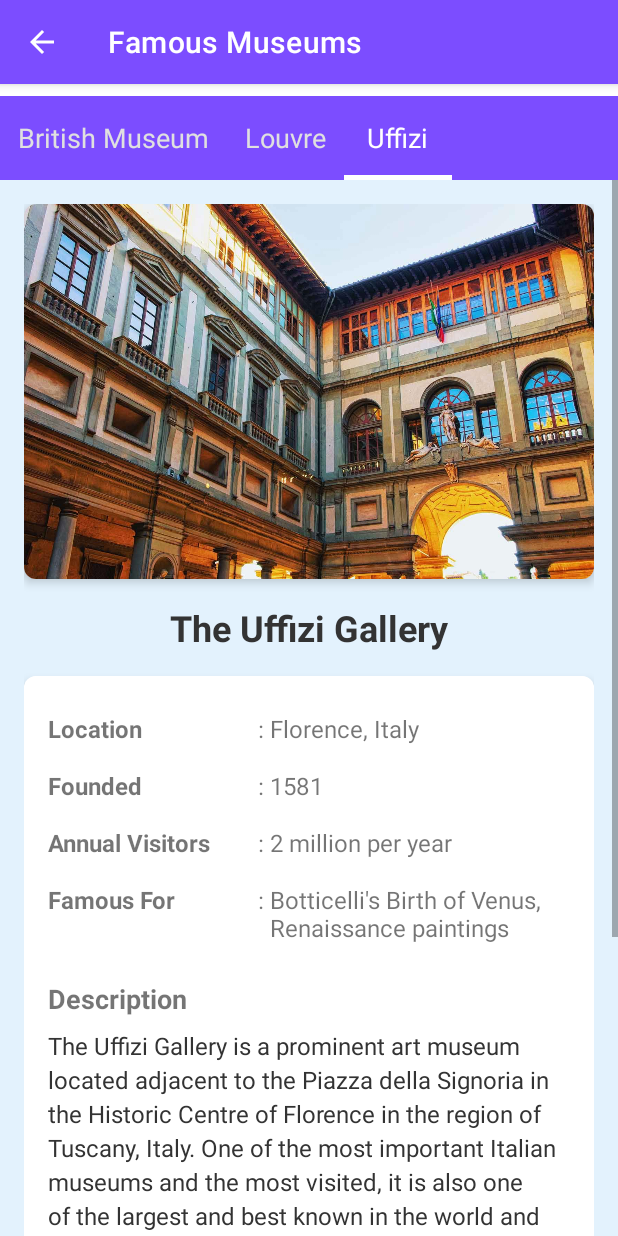
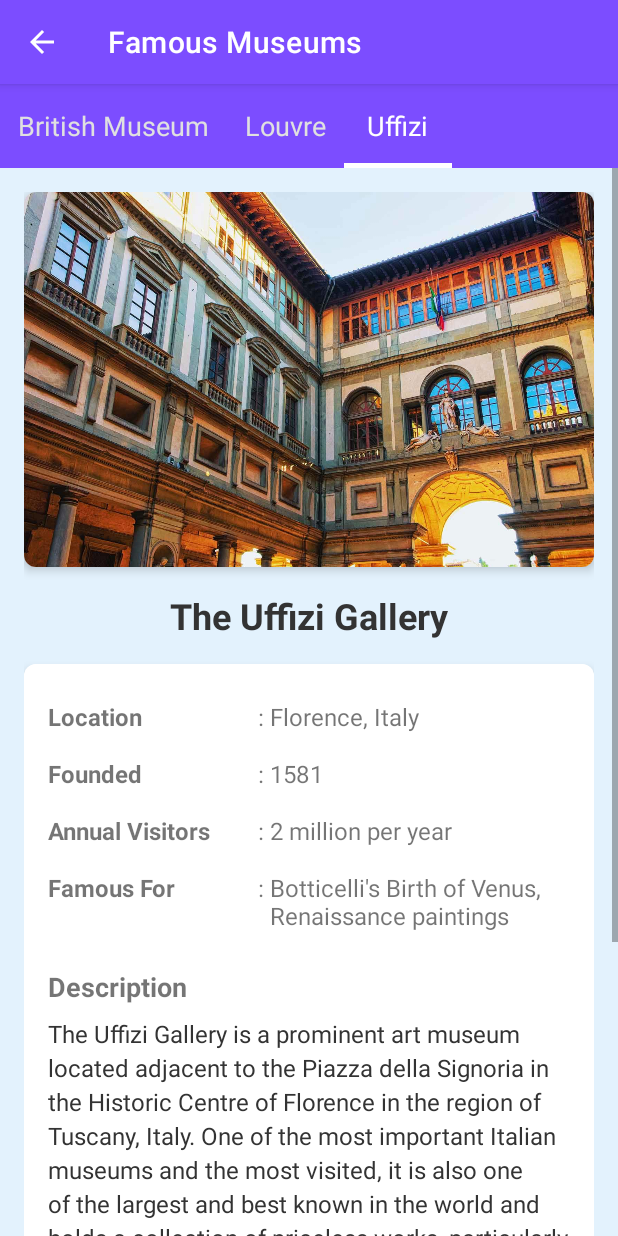
Before and after one commit to FemtoHell/HW4, an Android app: the MuseumsActivity screen opened directly, with no data from a screen before it, tab 3 chosen, on a phone screen of 412 x 824 dp. Run offline under Robolectric (Android 15) with nearby library versions, the phone set to English and light mode, and no system bars.

Commit message:
some minor changed!

```diff
--- a/app/src/main/res/layout/activity_countries.xml
+++ b/app/src/main/res/layout/activity_countries.xml
@@ -13,7 +13,7 @@
         android:id="@+id/tabLayoutCountries"
         android:layout_width="match_parent"
         android:layout_height="56dp"
-        android:layout_marginTop="8dp"
+        android:layout_marginTop="0dp"
         android:background="#7C4DFF"
         android:contentDescription="Countries navigation tabs"
         app:tabTextColor="#E0E0E0"
--- a/app/src/main/res/layout/activity_leaders.xml
+++ b/app/src/main/res/layout/activity_leaders.xml
@@ -14,7 +14,7 @@
         android:id="@+id/tabLayoutLeaders"
         android:layout_width="match_parent"
         android:layout_height="56dp"
-        android:layout_marginTop="8dp"
+        android:layout_marginTop="0dp"
         android:background="#7C4DFF"
         android:contentDescription="World leaders navigation tabs"
         app:tabTextColor="#E0E0E0"
--- a/app/src/main/res/layout/activity_museums.xml
+++ b/app/src/main/res/layout/activity_museums.xml
@@ -9,23 +9,25 @@
     tools:context=".MuseumsActivity">
 
     <!-- Tab Layout - Đảm bảo hiển thị đầy đủ -->
+
+    <!-- ViewPager for Fragments -->
+
     <com.google.android.material.tabs.TabLayout
         android:id="@+id/tabLayoutMuseums"
         android:layout_width="match_parent"
         android:layout_height="56dp"
-        android:layout_marginTop="8dp"
+        android:layout_marginTop="0dp"
         android:background="#7C4DFF"
         android:contentDescription="Famous museums navigation tabs"
-        app:tabTextColor="#E0E0E0"
-        app:tabSelectedTextColor="@android:color/white"
+        app:tabGravity="fill"
         app:tabIndicatorColor="@android:color/white"
         app:tabIndicatorHeight="3dp"
+        app:tabMaxWidth="0dp"
         app:tabMode="scrollable"
-        app:tabGravity="fill"
-        app:tabMaxWidth="0dp"
-        app:tabTextAppearance="@android:style/TextAppearance.Medium" />
+        app:tabSelectedTextColor="@android:color/white"
+        app:tabTextAppearance="@android:style/TextAppearance.Medium"
+        app:tabTextColor="#E0E0E0" />
 
-    <!-- ViewPager for Fragments -->
     <androidx.viewpager2.widget.ViewPager2
         android:id="@+id/viewPagerMuseums"
         android:layout_width="match_parent"
--- a/app/src/main/res/layout/activity_wonders.xml
+++ b/app/src/main/res/layout/activity_wonders.xml
@@ -13,7 +13,7 @@
         android:id="@+id/tabLayoutWonders"
         android:layout_width="match_parent"
         android:layout_height="56dp"
-        android:layout_marginTop="8dp"
+        android:layout_marginTop="0dp"
         android:background="#7C4DFF"
         android:contentDescription="Seven wonders navigation tabs"
         app:tabTextColor="#E0E0E0"
```
